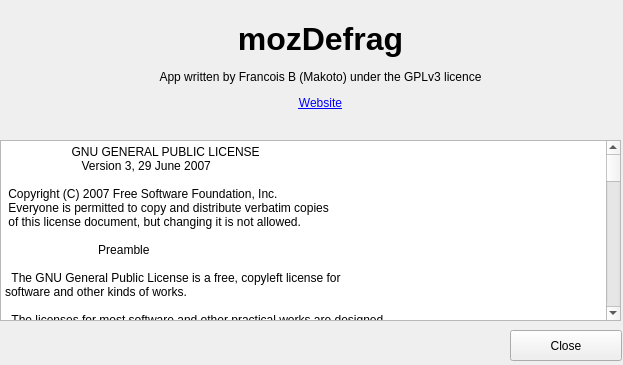
Qt form mozDefragAboutWindow.ui (shakasan/mozDefrag) before a commit.
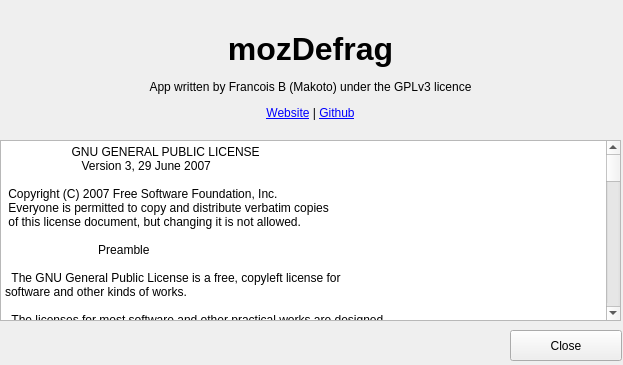
The same form after that commit.

Commit message: About dialog update with Github repo url

What changed in the file:
```diff
--- a/mozDefragAboutWindow.ui
+++ b/mozDefragAboutWindow.ui
@@ -21,13 +21,13 @@
     <property name="geometry">
      <rect>
       <x>0</x>
-      <y>0</y>
-      <width>641</width>
+      <y>10</y>
+      <width>621</width>
       <height>131</height>
      </rect>
     </property>
     <property name="text">
-     <string>&lt;html&gt;&lt;head/&gt;&lt;body&gt;&lt;p&gt;&lt;span style=&quot; font-size:24pt; font-weight:600;&quot;&gt;mozDefrag&lt;/span&gt;&lt;/p&gt;&lt;p&gt;App written by Francois B (Makoto) under the GPLv3 licence&lt;/p&gt;&lt;p&gt;&lt;a href=&quot;http://sirenacorp.be&quot;&gt;&lt;span style=&quot; text-decoration: underline; color:#0000ff;&quot;&gt;Website&lt;/span&gt;&lt;/a&gt;&lt;/p&gt;&lt;/body&gt;&lt;/html&gt;</string>
+     <string>&lt;html&gt;&lt;head/&gt;&lt;body&gt;&lt;p&gt;&lt;span style=&quot; font-size:24pt; font-weight:600;&quot;&gt;mozDefrag&lt;/span&gt;&lt;/p&gt;&lt;p&gt;App written by Francois B (Makoto) under the GPLv3 licence&lt;/p&gt;&lt;p&gt;&lt;a href=&quot;http://sirenacorp.be&quot;&gt;&lt;span style=&quot; text-decoration: underline; color:#0000ff;&quot;&gt;Website&lt;/span&gt;&lt;/a&gt; | &lt;a href=&quot;https://github.com/shakasan/mozDefrag&quot;&gt;&lt;span style=&quot; text-decoration: underline; color:#0000ff;&quot;&gt;Github&lt;/span&gt;&lt;/a&gt;&lt;/p&gt;&lt;/body&gt;&lt;/html&gt;</string>
     </property>
     <property name="alignment">
      <set>Qt::AlignCenter</set>
```
The commit also changes 1 other file.
